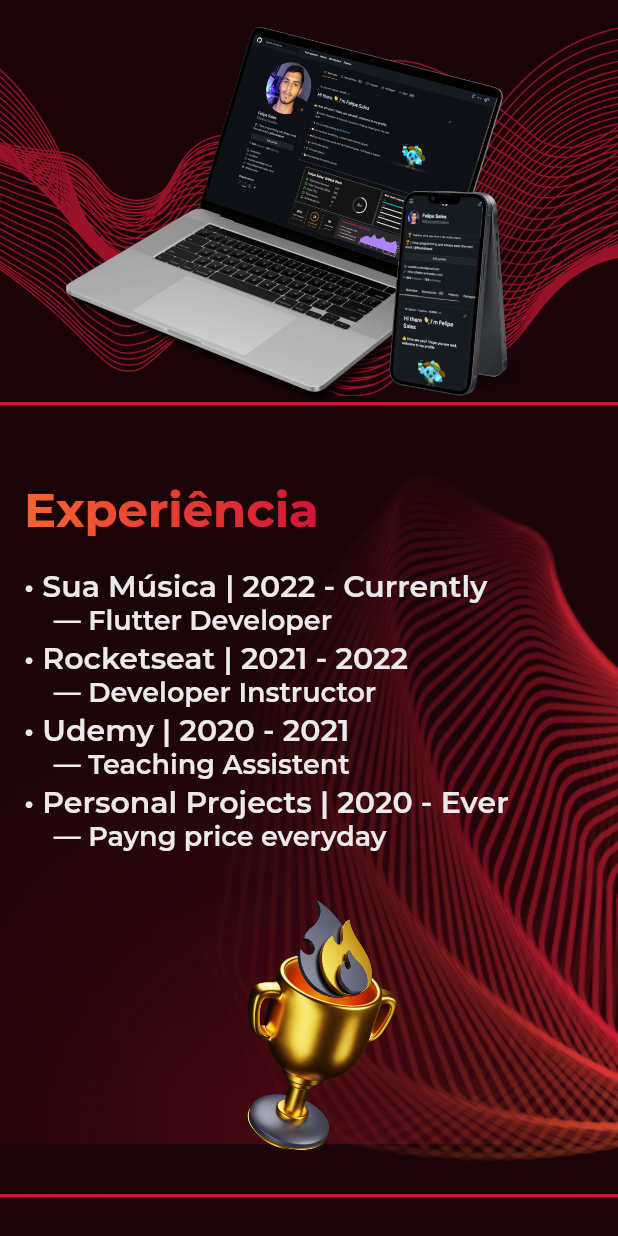
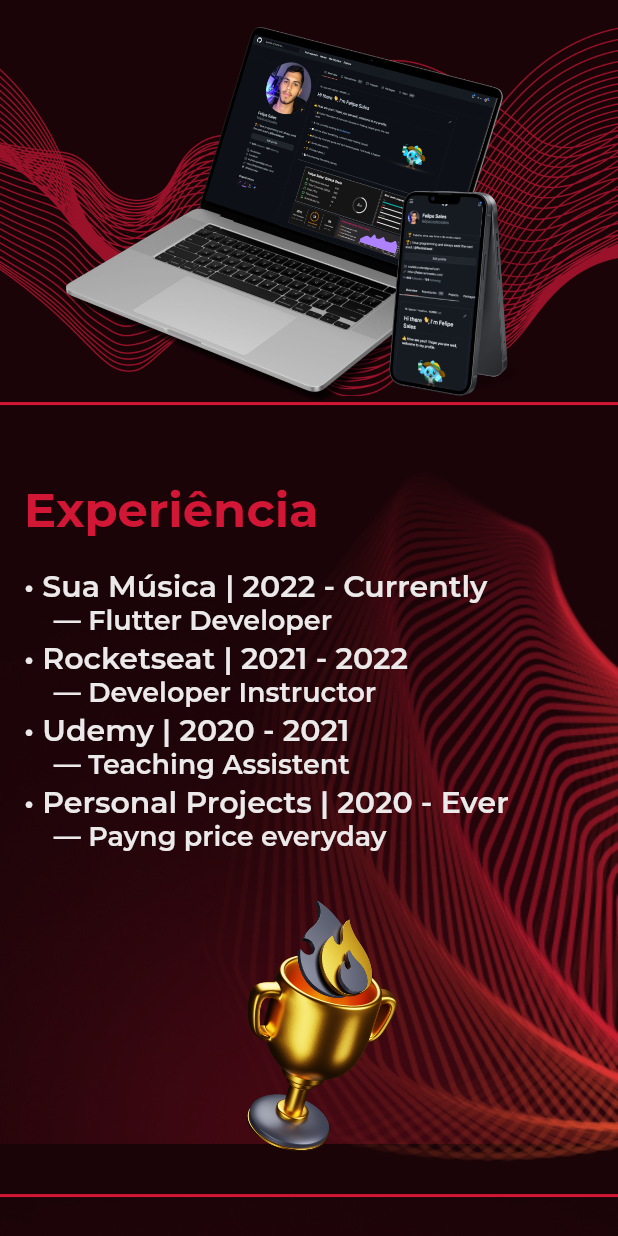
Before and after one commit to felipecastrosales/site, a Flutter app: the screen it shows after launch, scrolled down 1152 dp, on a phone screen of 412 x 824 dp. Run offline on Flutter 3.47's test engine with Material 2 defaults, Android fonts, the light colour scheme and no system bars; our stand-ins replace auto_size_text, flutter_svg, google_fonts, lottie, url_strategy.

Commit message:
chore: put primary color on title

```diff
--- a/lib/app/core/app_customs/app_texts.dart
+++ b/lib/app/core/app_customs/app_texts.dart
@@ -16,11 +16,13 @@
 
   static final presentationTitle = GoogleFonts.montserrat(
     fontSize: 32,
+    color: AppColors.primary,
     fontWeight: FontWeight.w700,
   );
 
   static final presentationTitleWeb = GoogleFonts.montserrat(
     fontSize: 50,
+    color: AppColors.primary,
     fontWeight: FontWeight.w700,
   );
 
--- a/lib/app/home/components/social/components/social_all_cards_web.dart
+++ b/lib/app/home/components/social/components/social_all_cards_web.dart
@@ -12,7 +12,7 @@
       children: const [
         WebBody(
           children: [
-            TitleTextList(),
+            TitleTextList(isWeb: true),
           ],
         ),
         SizedBox(height: 60),
--- a/lib/app/home/components/social/components/title_text_list.dart
+++ b/lib/app/home/components/social/components/title_text_list.dart
@@ -5,25 +5,31 @@
 import 'components.dart';
 
 class TitleTextList extends StatelessWidget {
-  const TitleTextList({super.key});
+  const TitleTextList({
+    super.key,
+    this.isWeb = false,
+  });
+
+  final bool isWeb;
 
   @override
   Widget build(BuildContext context) {
     return Column(
       mainAxisAlignment: MainAxisAlignment.start,
       crossAxisAlignment: CrossAxisAlignment.start,
-      children: const [
+      children: [
         SectionTitle(
+          isWeb: isWeb,
           paddingTop: 50,
           paddingBottom: 20,
           title: 'Social Links',
         ),
-        SectionText(
+        const SectionText(
           paddingTop: 0,
           paddingBottom: 24,
           title: 'Me acompanhe nas minhas redes:',
         ),
-        Center(
+        const Center(
           child: SocialList(),
         ),
       ],
--- a/lib/app/widgets/section/components/gradient_text.dart
+++ /dev/null
@@ -1,79 +0,0 @@
-import 'package:flutter/material.dart';
-
-class GradientText extends StatelessWidget {
-  final String text;
-  final List<Color> colors;
-  final double radius;
-  final GradientDirection? gradientDirection;
-  final GradientType gradientType;
-  final TextOverflow? overflow;
-  final TextStyle? style;
-  final TextAlign? textAlign;
-
-  const GradientText(
-    this.text, {
-    super.key,
-    required this.colors,
-    this.gradientDirection = GradientDirection.ltr,
-    this.gradientType = GradientType.linear,
-    this.radius = 1.0,
-    this.overflow,
-    this.style,
-    this.textAlign,
-  }) : assert(
-          colors.length >= 2,
-          'Colors list must have at least two colors',
-        );
-
-  @override
-  Widget build(BuildContext context) {
-    return ShaderMask(
-      shaderCallback: (final Rect bounds) {
-        switch (gradientType) {
-          case GradientType.linear:
-            final Map<String, Alignment> map = {};
-            switch (gradientDirection) {
-              case GradientDirection.rtl:
-                map['begin'] = Alignment.centerRight;
-                map['end'] = Alignment.centerLeft;
-                break;
-              case GradientDirection.ttb:
-                map['begin'] = Alignment.topCenter;
-                map['end'] = Alignment.bottomCenter;
-                break;
-              case GradientDirection.btt:
-                map['begin'] = Alignment.bottomCenter;
-                map['end'] = Alignment.topCenter;
-                break;
-              default:
-                map['begin'] = Alignment.centerLeft;
-                map['end'] = Alignment.centerRight;
-                break;
-            }
-            return LinearGradient(
-              begin: map['begin']!,
-              colors: colors,
-              end: map['end']!,
-            ).createShader(bounds);
-          case GradientType.radial:
-            return RadialGradient(
-              colors: colors,
-              radius: radius,
-            ).createShader(bounds);
-        }
-      },
-      child: Text(
-        text,
-        overflow: overflow,
-        style: style != null
-            ? style?.copyWith(color: Colors.white)
-            : const TextStyle(color: Colors.white),
-        textAlign: textAlign,
-      ),
-    );
-  }
-}
-
-enum GradientType { linear, radial }
-
-enum GradientDirection { btt, ltr, rtl, ttb }
--- a/lib/app/widgets/section/section_title.dart
+++ b/lib/app/widgets/section/section_title.dart
@@ -1,7 +1,5 @@
 import 'package:flutter/material.dart';
 import 'package:site/app/core/app_customs/app_customs.dart';
-
-import 'components/gradient_text.dart';
 
 class SectionTitle extends StatelessWidget {
   const SectionTitle({
@@ -21,9 +19,8 @@
   Widget build(BuildContext context) {
     return Container(
       padding: EdgeInsets.only(top: paddingTop, bottom: paddingBottom),
-      child: GradientText(
+      child: Text(
         title,
-        colors: AppListColor.divider,
         style:
             isWeb ? AppTexts.presentationTitleWeb : AppTexts.presentationTitle,
       ),
```
